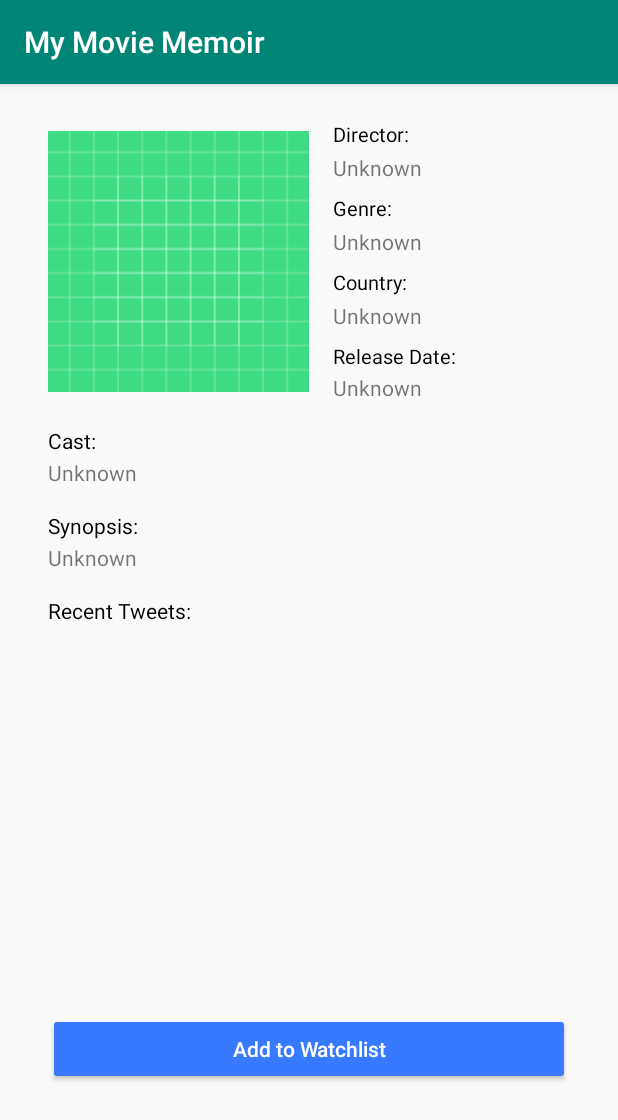
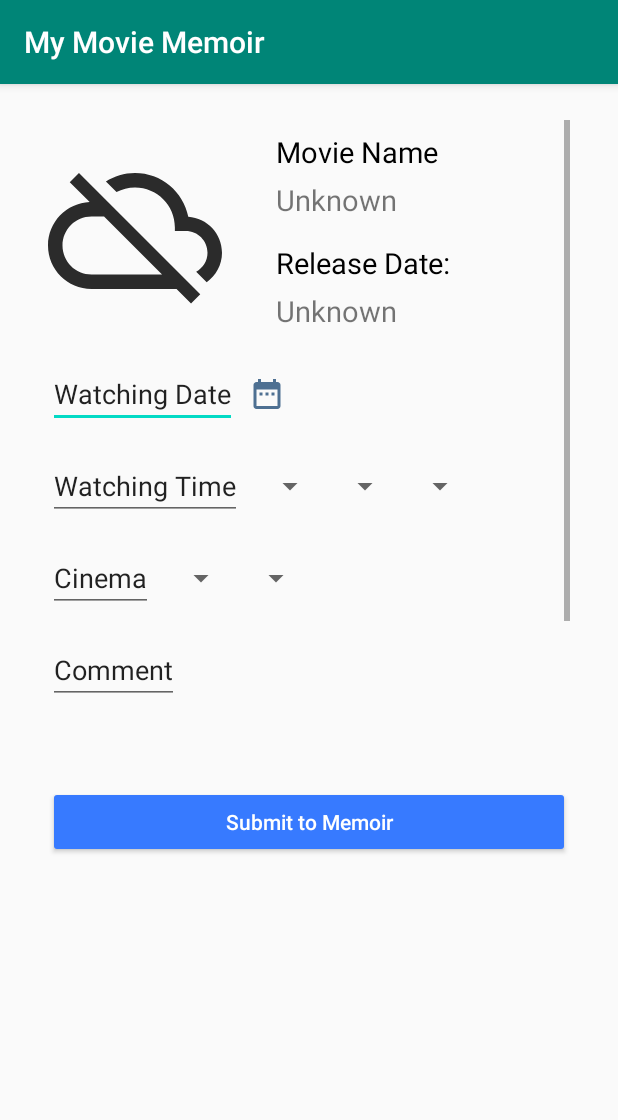
Before and after one commit to lingyuze1996/MyMovieMemoir, an Android app: the fragment AddMemoirFragment shown on its own in the app's theme, on a phone screen of 412 x 824 dp. Shown: the top 1120 px of the screen. Run offline under Robolectric (Android 15) with nearby library versions, the phone set to English and light mode, and no system bars; our stand-ins replace Picasso; network calls fail; pictures from the network do not load.

Commit message:
202005290007

```diff
--- a/MyMovieMemoir/app/src/main/java/ling/yuze/mymoviememoir/ui/main/fragment/AddMemoirFragment.java
+++ b/MyMovieMemoir/app/src/main/java/ling/yuze/mymoviememoir/ui/main/fragment/AddMemoirFragment.java
@@ -33,8 +33,7 @@ public class AddMemoirFragment extends Fragment implements View.OnClickListener
     @Nullable
     @Override
     public View onCreateView(@NonNull LayoutInflater inflater, @Nullable ViewGroup container, @Nullable Bundle savedInstanceState) {
-        View v = inflater.inflate(R.layout.fragment_memoir_add, container, false);
-        /*
+        View v = inflater.inflate(R.layout.fragment_add_memoir, container, false);
 
         // Get movie information from movie view fragment
         SharedPreferences shared = getContext().getSharedPreferences("movie", Context.MODE_PRIVATE);
@@ -58,7 +57,7 @@ public class AddMemoirFragment extends Fragment implements View.OnClickListener
 
         tvMovieName.setText(name);
         tvRelease.setText(releaseDate);
-        setImage(image, imagePath);*/
+        setImage(image, imagePath);
 
 
 
--- a/MyMovieMemoir/app/src/main/res/layout/fragment_add_memoir.xml
+++ b/MyMovieMemoir/app/src/main/res/layout/fragment_add_memoir.xml
@@ -1,5 +1,5 @@
 <?xml version="1.0" encoding="utf-8"?>
-<androidx.constraintlayout.widget.ConstraintLayout xmlns:android="http://schemas.android.com/apk/res/android"
+<RelativeLayout xmlns:android="http://schemas.android.com/apk/res/android"
     xmlns:app="http://schemas.android.com/apk/res-auto"
     xmlns:tools="http://schemas.android.com/tools"
     android:layout_width="match_parent"
@@ -8,15 +8,12 @@
 
     <ScrollView
         android:id="@+id/scrollAddMemoir"
-        android:layout_width="0dp"
-        android:layout_height="0dp"
+        android:layout_width="match_parent"
+        android:layout_height="420dp"
         android:layout_marginTop="24dp"
         android:layout_marginBottom="24dp"
-        app:layout_constraintBottom_toTopOf="@id/btAddSubmit"
-        app:layout_constraintEnd_toEndOf="@+id/btAddSubmit"
-        app:layout_constraintStart_toStartOf="@id/btAddSubmit"
-        app:layout_constraintTop_toTopOf="parent"
-        app:layout_constraintVertical_bias="0.0">
+        android:layout_marginLeft="32dp"
+        android:layout_marginRight="32dp">
 
         <LinearLayout
             android:id="@+id/linearLayoutAddToMemoir"
@@ -43,6 +40,7 @@
                     android:layout_height="wrap_content"
                     android:layout_marginLeft="16dp"
                     android:layout_weight="0.5"
+                    android:paddingLeft="20dp"
                     android:orientation="vertical">
 
                     <TextView
@@ -52,7 +50,7 @@
                         android:layout_marginBottom="6dp"
                         android:text="@string/movie_name"
                         android:textColor="#000000"
-                        android:textSize="16dp" />
+                        android:textSize="19dp" />
 
                     <TextView
                         android:id="@+id/tv_add_name"
@@ -60,7 +58,7 @@
                         android:layout_height="wrap_content"
                         android:layout_marginBottom="16dp"
                         android:text="@string/unknown"
-                        android:textSize="16dp" />
+                        android:textSize="19dp" />
 
                     <TextView
                         android:id="@+id/tv_add_release_heading"
@@ -69,14 +67,14 @@
                         android:layout_marginBottom="6dp"
                         android:text="@string/release_heading"
                         android:textColor="#000000"
-                        android:textSize="16dp" />
+                        android:textSize="19dp" />
 
                     <TextView
                         android:id="@+id/tv_add_release"
                         android:layout_width="match_parent"
                         android:layout_height="wrap_content"
                         android:text="@string/unknown"
-                        android:textSize="16dp" />
+                        android:textSize="19dp" />
                 </LinearLayout>
             </LinearLayout>
 
@@ -225,16 +223,11 @@
         android:layout_height="wrap_content"
         android:layout_marginStart="32dp"
         android:layout_marginEnd="32dp"
-        android:layout_marginBottom="32dp"
         android:backgroundTint="#377AFF"
         android:text="@string/submit_to_memoir"
         android:textAllCaps="false"
         android:textColor="#FFFFFF"
-        app:layout_constraintBottom_toBottomOf="parent"
-        app:layout_constraintEnd_toEndOf="parent"
-        app:layout_constraintStart_toStartOf="parent"
-        app:layout_constraintTop_toTopOf="parent"
-        app:layout_constraintVertical_bias="1.0" />
+        android:layout_below="@id/scrollAddMemoir"/>
 
 
-</androidx.constraintlayout.widget.ConstraintLayout>
+</RelativeLayout>
--- a/MyMovieMemoir/app/src/main/res/layout/fragment_memoir_add.xml
+++ /dev/null
@@ -1,170 +0,0 @@
-<?xml version="1.0" encoding="utf-8"?>
-<androidx.constraintlayout.widget.ConstraintLayout
-    xmlns:android="http://schemas.android.com/apk/res/android"
-    xmlns:tools="http://schemas.android.com/tools"
-    android:layout_width="match_parent"
-    android:layout_height="match_parent"
-    android:orientation="vertical"
-    xmlns:app="http://schemas.android.com/apk/res-auto">
-
-
-    <ScrollView
-        android:id="@+id/view_scrollView1"
-        android:layout_width="0dp"
-        android:layout_height="0dp"
-        android:layout_marginTop="16dp"
-        android:layout_marginBottom="16dp"
-        app:layout_constraintBottom_toTopOf="@+id/btAddWatchlist1"
-        app:layout_constraintEnd_toEndOf="@+id/btAddWatchlist1"
-        app:layout_constraintStart_toStartOf="@+id/btAddWatchlist1"
-        app:layout_constraintTop_toTopOf="parent">
-
-        <LinearLayout
-            android:layout_width="match_parent"
-            android:layout_height="wrap_content"
-            android:orientation="vertical">
-
-            <LinearLayout
-                android:layout_width="match_parent"
-                android:layout_height="wrap_content"
-                android:layout_marginTop="8dp"
-                android:orientation="horizontal">
-                <ImageView
-                    android:id="@+id/image_view_poster1"
-                    android:layout_width="match_parent"
-                    android:layout_height="match_parent"
-                    android:layout_weight="1"
-                    app:srcCompat="@drawable/ic_launcher_background" />
-
-                <LinearLayout
-                    android:layout_width="match_parent"
-                    android:layout_height="wrap_content"
-                    android:layout_weight="1"
-                    android:layout_marginLeft="16dp"
-                    android:orientation="vertical">
-
-                    <TextView
-                        android:id="@+id/tv_view_director_heading1"
-                        android:layout_width="wrap_content"
-                        android:layout_height="wrap_content"
-                        android:layout_marginBottom="3dp"
-                        android:text="@string/director_heading"
-                        android:textColor="#000000"
-                        android:textSize="13dp" />
-
-                    <TextView
-                        android:id="@+id/tv_view_director1"
-                        android:layout_width="match_parent"
-                        android:layout_height="wrap_content"
-                        android:layout_marginBottom="8dp"
-                        android:text="@string/unknown" />
-
-                    <TextView
-                        android:id="@+id/tv_view_genre_heading1"
-                        android:layout_width="wrap_content"
-                        android:layout_height="wrap_content"
-                        android:layout_marginBottom="3dp"
-                        android:text="@string/genre_heading"
-                        android:textColor="#000000"
-                        android:textSize="13dp" />
-
-                    <TextView
-                        android:id="@+id/tv_view_genre1"
-                        android:layout_width="match_parent"
-                        android:layout_height="wrap_content"
-                        android:layout_marginBottom="8dp"
-                        android:text="@string/unknown" />
-
-                    <TextView
-                        android:id="@+id/tv_view_country_heading1"
-                        android:layout_width="wrap_content"
-                        android:layout_height="wrap_content"
-                        android:layout_marginBottom="3dp"
-                        android:text="@string/country_heading"
-                        android:textColor="#000000"
-                        android:textSize="13dp" />
-
-                    <TextView
-                        android:id="@+id/tv_view_country1"
-                        android:layout_width="match_parent"
-                        android:layout_height="wrap_content"
-                        android:layout_marginBottom="8dp"
-                        android:text="@string/unknown" />
-
-                    <TextView
-                        android:id="@+id/tv_view_date_headin1g"
-                        android:layout_width="wrap_content"
-                        android:layout_height="wrap_content"
-                        android:layout_marginBottom="2dp"
-                        android:text="@string/release_heading"
-                        android:textColor="#000000"
-                        android:textSize="13dp" />
-
-                    <TextView
-                        android:id="@+id/tv_view_date1"
-                        android:layout_width="match_parent"
-                        android:layout_height="wrap_content"
-                        android:text="@string/unknown" />
-                </LinearLayout>
-            </LinearLayout>
-
-            <TextView
-                android:id="@+id/tv_view_cast_heading1"
-                android:layout_width="wrap_content"
-                android:layout_height="wrap_content"
-                android:layout_marginTop="16dp"
-                android:text="@string/cast_heading"
-                android:textColor="#000000" />
-
-            <TextView
-                android:id="@+id/tv_view_cast1"
-                android:layout_width="match_parent"
-                android:layout_height="wrap_content"
-                android:layout_marginTop="2dp"
-                android:text="@string/unknown" />
-
-            <TextView
-                android:id="@+id/tv_view_overview_heading1"
-                android:layout_width="wrap_content"
-                android:layout_height="wrap_content"
-                android:layout_marginTop="16dp"
-                android:text="@string/overview_heading"
-                android:textColor="#000000" />
-
-            <TextView
-                android:id="@+id/tv_view_overview1"
-                android:layout_width="match_parent"
-                android:layout_height="wrap_content"
-                android:layout_marginTop="2dp"
-                android:ellipsize="end"
-                android:maxLines="4"
-                android:text="@string/unknown" />
-
-            <TextView
-                android:id="@+id/tv_tweets_heading1"
-                android:layout_width="wrap_content"
-                android:layout_height="wrap_content"
-                android:layout_marginTop="16dp"
-                android:text="@string/tweets_heading"
-                android:textColor="#000000" />
-        </LinearLayout>
-    </ScrollView>
-
-    <Button
-        android:id="@+id/btAddWatchlist1"
-        android:layout_width="match_parent"
-        android:layout_height="wrap_content"
-        android:layout_marginStart="32dp"
-        android:layout_marginEnd="32dp"
-        android:backgroundTint="#377AFF"
-        android:text="@string/button_add_watchlist"
-        android:textAllCaps="false"
-        android:textColor="#FFFFFF"
-        app:layout_constraintBottom_toBottomOf="parent"
-        app:layout_constraintEnd_toEndOf="parent"
-        app:layout_constraintHorizontal_bias="0.0"
-        app:layout_constraintStart_toStartOf="parent"
-        app:layout_constraintTop_toTopOf="parent"
-        app:layout_constraintVertical_bias="0.86" />
-
-</androidx.constraintlayout.widget.ConstraintLayout>
--- a/MyMovieMemoir/app/src/main/res/values/strings.xml
+++ b/MyMovieMemoir/app/src/main/res/values/strings.xml
@@ -91,4 +91,6 @@
     <string name="submit">Submit</string>
     <string name="comment">Comment</string>
     <string name="submit_to_memoir">Submit to Memoir</string>
+    <string name="tweets_hint">"Recent tweets? Click"</string>
+    <string name="here">here</string>
 </resources>
```
Also changed, not shown: MyMovieMemoir/app/src/main/java/ling/yuze/mymoviememoir/ui/main/fragment/MovieViewFragment.java (+6 -69 lines), MyMovieMemoir/app/src/main/java/ling/yuze/mymoviememoir/ui/main/fragment/TweetsFragment.java (added, +103 -0 lines), MyMovieMemoir/app/src/main/res/layout/fragment_tweets.xml (added, +17 -0 lines), MyMovieMemoir/app/src/main/res/layout/fragment_view.xml (+20 -9 lines).
